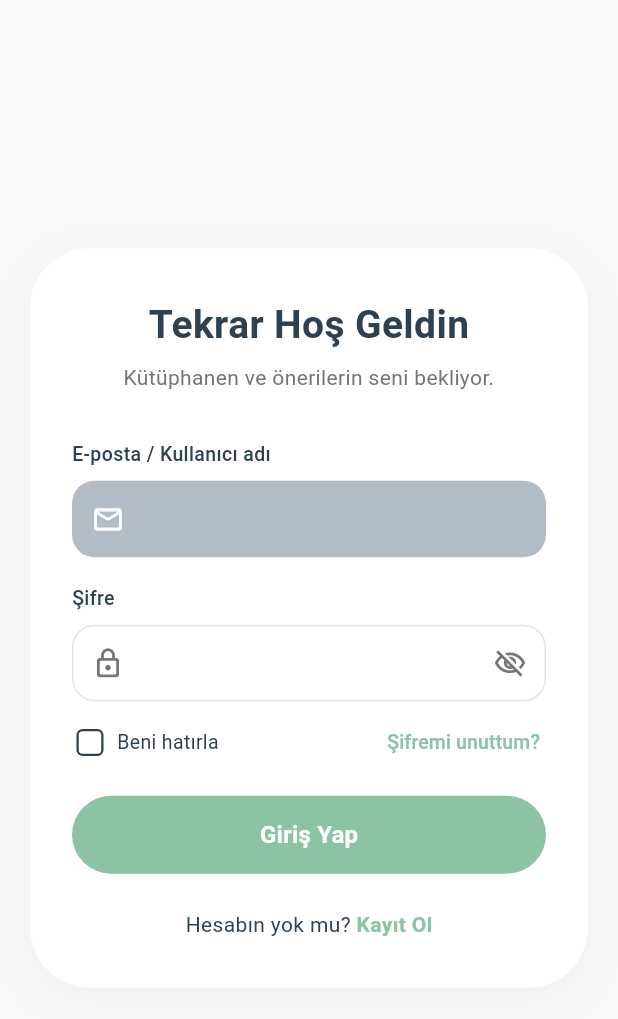
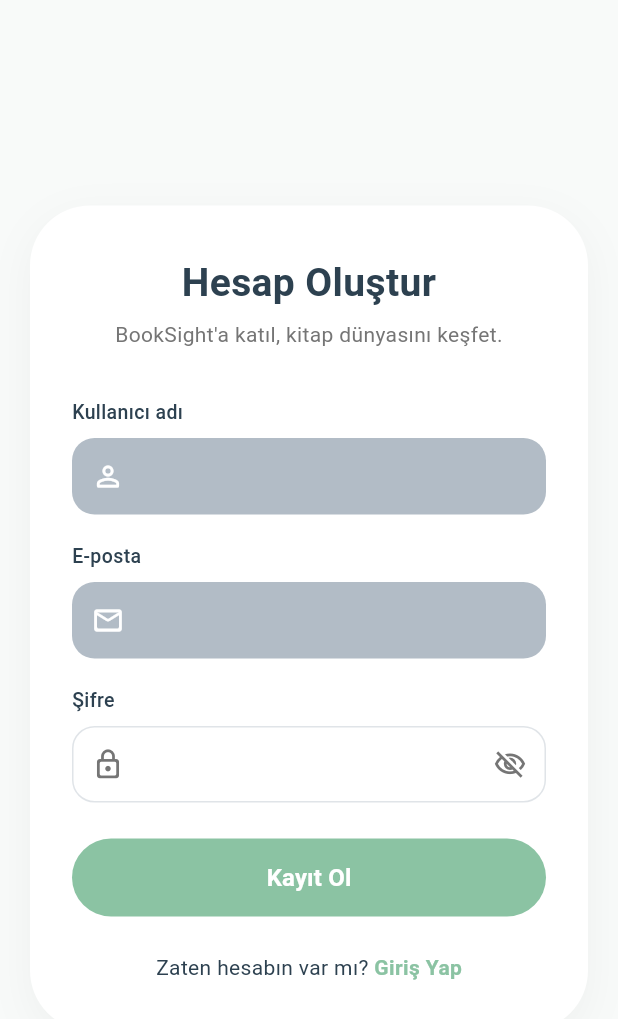
Before and after one commit to sevvalerel/BookSight-Flutter, a Flutter app: the screen it shows after launch, after a tap on "Kayıt Ol", on a phone screen of 412 x 824 dp. Shown: the top 1019 px of the screen. Run offline on Flutter 3.47's test engine with Material 3 defaults, Android fonts, the phone set to English and light mode, and no system bars; our stand-ins replace shared_preferences; network calls fail.

Commit message:
ayıt ekranı eklendi

```diff
--- a/lib/main.dart
+++ b/lib/main.dart
@@ -2,6 +2,7 @@ import 'package:flutter/material.dart';
 
 import 'screens/home_screen.dart';
 import 'screens/login_screen.dart';
+import 'screens/register_screen.dart';
 import 'screens/splash_screen.dart';
 
 import 'screens/book_detail_screen.dart';
@@ -30,6 +31,7 @@ class BookSightApp extends StatelessWidget {
       routes: {
         '/splash': (context) => const SplashScreen(),
         '/login': (context) => const LoginScreen(),
+        '/register': (context) => const RegisterScreen(),
         '/home': (context) => const HomeScreen(),
         '/book-detail': (context) => BookDetailScreen(
           book: ModalRoute.of(context)!.settings.arguments as Book,
--- a/lib/screens/login_screen.dart
+++ b/lib/screens/login_screen.dart
@@ -209,7 +209,7 @@ class _LoginScreenState extends State<LoginScreen> {
                             ),
                           ),
                           GestureDetector(
-                            onTap: () {},
+                            onTap: () => Navigator.pushNamed(context, '/register'),
                             child: const Text(
                               'Kayıt Ol',
                               style: TextStyle(
--- /dev/null
+++ b/lib/screens/register_screen.dart
@@ -0,0 +1,334 @@
+import 'package:flutter/material.dart';
+import '../services/auth_service.dart';
+
+abstract final class _RegisterColors {
+  static const Color background = Color(0xFFF8FAF9);
+  static const Color primaryGreen = Color(0xFF8BC3A3);
+  static const Color darkText = Color(0xFF2D4150);
+  static const Color greyText = Color(0xFF757575);
+  static const Color filledInput = Color(0xFFB2BCC6);
+  static const Color passwordBorder = Color(0xFFE0E4E8);
+}
+
+class RegisterScreen extends StatefulWidget {
+  const RegisterScreen({super.key});
+
+  @override
+  State<RegisterScreen> createState() => _RegisterScreenState();
+}
+
+class _RegisterScreenState extends State<RegisterScreen> {
+  final _authService = AuthService();
+  final _usernameController = TextEditingController();
+  final _emailController = TextEditingController();
+  final _passwordController = TextEditingController();
+  bool _isLoading = false;
+  bool _obscurePassword = true;
+
+  static const double _inputRadius = 15;
+  static const double _cardRadius = 40;
+  static const double _buttonRadius = 28;
+
+  @override
+  void dispose() {
+    _usernameController.dispose();
+    _emailController.dispose();
+    _passwordController.dispose();
+    super.dispose();
+  }
+
+  @override
+  Widget build(BuildContext context) {
+    return Scaffold(
+      backgroundColor: _RegisterColors.background,
+      body: SafeArea(
+        child: Center(
+          child: SingleChildScrollView(
+            padding: const EdgeInsets.symmetric(horizontal: 20, vertical: 24),
+            child: ConstrainedBox(
+              constraints: const BoxConstraints(maxWidth: 440),
+              child: Container(
+                width: double.infinity,
+                decoration: BoxDecoration(
+                  color: Colors.white,
+                  borderRadius: BorderRadius.circular(_cardRadius),
+                  boxShadow: [
+                    BoxShadow(
+                      color: Colors.black.withValues(alpha: 0.04),
+                      blurRadius: 24,
+                      offset: const Offset(0, 8),
+                    ),
+                  ],
+                ),
+                padding: const EdgeInsets.fromLTRB(28, 36, 28, 32),
+                child: Column(
+                  crossAxisAlignment: CrossAxisAlignment.stretch,
+                  children: [
+                    const Text(
+                      'Hesap Oluştur',
+                      textAlign: TextAlign.center,
+                      style: TextStyle(
+                        fontSize: 26,
+                        fontWeight: FontWeight.w700,
+                        color: _RegisterColors.darkText,
+                        height: 1.2,
+                      ),
+                    ),
+                    const SizedBox(height: 10),
+                    const Text(
+                      "BookSight'a katıl, kitap dünyasını keşfet.",
+                      textAlign: TextAlign.center,
+                      style: TextStyle(
+                        fontSize: 14,
+                        fontWeight: FontWeight.w400,
+                        color: _RegisterColors.greyText,
+                        height: 1.35,
+                      ),
+                    ),
+                    const SizedBox(height: 32),
+                    _buildLabel('Kullanıcı adı'),
+                    const SizedBox(height: 8),
+                    _buildUsernameField(),
+                    const SizedBox(height: 18),
+                    _buildLabel('E-posta'),
+                    const SizedBox(height: 8),
+                    _buildEmailField(),
+                    const SizedBox(height: 18),
+                    _buildLabel('Şifre'),
+                    const SizedBox(height: 8),
+                    _buildPasswordField(),
+                    const SizedBox(height: 24),
+                    SizedBox(
+                      height: 52,
+                      width: double.infinity,
+                      child: ElevatedButton(
+                        onPressed: _isLoading ? null : _register,
+                        style: ElevatedButton.styleFrom(
+                          backgroundColor: _RegisterColors.primaryGreen,
+                          foregroundColor: Colors.white,
+                          disabledBackgroundColor:
+                              _RegisterColors.primaryGreen.withValues(alpha: 0.6),
+                          elevation: 0,
+                          shape: RoundedRectangleBorder(
+                            borderRadius: BorderRadius.circular(_buttonRadius),
+                          ),
+                        ),
+                        child: _isLoading
+                            ? const SizedBox(
+                                width: 22,
+                                height: 22,
+                                child: CircularProgressIndicator(
+                                  strokeWidth: 2,
+                                  color: Colors.white,
+                                ),
+                              )
+                            : const Text(
+                                'Kayıt Ol',
+                                style: TextStyle(
+                                  fontWeight: FontWeight.w700,
+                                  fontSize: 16,
+                                ),
+                              ),
+                      ),
+                    ),
+                    const SizedBox(height: 24),
+                    Wrap(
+                      alignment: WrapAlignment.center,
+                      crossAxisAlignment: WrapCrossAlignment.center,
+                      children: [
+                        const Text(
+                          'Zaten hesabın var mı? ',
+                          style: TextStyle(
+                            fontSize: 14,
+                            color: _RegisterColors.darkText,
+                          ),
+                        ),
+                        GestureDetector(
+                          onTap: () => Navigator.pushReplacementNamed(context, '/login'),
+                          child: const Text(
+                            'Giriş Yap',
+                            style: TextStyle(
+                              fontSize: 14,
+                              fontWeight: FontWeight.w600,
+                              color: _RegisterColors.primaryGreen,
+                            ),
+                          ),
+                        ),
+                      ],
+                    ),
+                  ],
+                ),
+              ),
+            ),
+          ),
+        ),
+      ),
+    );
+  }
+
+  Widget _buildLabel(String text) {
+    return Text(
+      text,
+      style: const TextStyle(
+        fontSize: 13,
+        fontWeight: FontWeight.w500,
+        color: _RegisterColors.darkText,
+      ),
+    );
+  }
+
+  Widget _buildUsernameField() {
+    return TextField(
+      controller: _usernameController,
+      autocorrect: false,
+      style: const TextStyle(
+        color: Colors.white,
+        fontSize: 15,
+        fontWeight: FontWeight.w500,
+      ),
+      cursorColor: Colors.white,
+      decoration: InputDecoration(
+        isDense: true,
+        contentPadding: const EdgeInsets.symmetric(horizontal: 4, vertical: 14),
+        prefixIcon: const Icon(
+          Icons.person_outline_rounded,
+          color: Colors.white,
+          size: 22,
+        ),
+        filled: true,
+        fillColor: _RegisterColors.filledInput,
+        border: OutlineInputBorder(
+          borderRadius: BorderRadius.circular(_inputRadius),
+          borderSide: BorderSide.none,
+        ),
+        enabledBorder: OutlineInputBorder(
+          borderRadius: BorderRadius.circular(_inputRadius),
+          borderSide: BorderSide.none,
+        ),
+        focusedBorder: OutlineInputBorder(
+          borderRadius: BorderRadius.circular(_inputRadius),
+          borderSide: const BorderSide(color: Colors.white24, width: 1.5),
+        ),
+      ),
+    );
+  }
+
+  Widget _buildEmailField() {
+    return TextField(
+      controller: _emailController,
+      keyboardType: TextInputType.emailAddress,
+      autocorrect: false,
+      style: const TextStyle(
+        color: Colors.white,
+        fontSize: 15,
+        fontWeight: FontWeight.w500,
+      ),
+      cursorColor: Colors.white,
+      decoration: InputDecoration(
+        isDense: true,
+        contentPadding: const EdgeInsets.symmetric(horizontal: 4, vertical: 14),
+        prefixIcon: const Icon(
+          Icons.mail_outline_rounded,
+          color: Colors.white,
+          size: 22,
+        ),
+        filled: true,
+        fillColor: _RegisterColors.filledInput,
+        border: OutlineInputBorder(
+          borderRadius: BorderRadius.circular(_inputRadius),
+          borderSide: BorderSide.none,
+        ),
+        enabledBorder: OutlineInputBorder(
+          borderRadius: BorderRadius.circular(_inputRadius),
+          borderSide: BorderSide.none,
+        ),
+        focusedBorder: OutlineInputBorder(
+          borderRadius: BorderRadius.circular(_inputRadius),
+          borderSide: const BorderSide(color: Colors.white24, width: 1.5),
+        ),
+      ),
+    );
+  }
+
+  Widget _buildPasswordField() {
+    return TextField(
+      controller: _passwordController,
+      obscureText: _obscurePassword,
+      style: const TextStyle(
+        color: _RegisterColors.darkText,
+        fontSize: 15,
+      ),
+      decoration: InputDecoration(
+        isDense: true,
+        contentPadding: const EdgeInsets.symmetric(horizontal: 4, vertical: 14),
+        prefixIcon: const Icon(
+          Icons.lock_outline_rounded,
+          color: _RegisterColors.greyText,
+          size: 22,
+        ),
+        suffixIcon: IconButton(
+          icon: Icon(
+            _obscurePassword
+                ? Icons.visibility_off_outlined
+                : Icons.visibility_outlined,
+            color: _RegisterColors.greyText,
+            size: 22,
+          ),
+          onPressed: () => setState(() => _obscurePassword = !_obscurePassword),
+        ),
+        filled: true,
+        fillColor: Colors.white,
+        border: OutlineInputBorder(
+          borderRadius: BorderRadius.circular(_inputRadius),
+          borderSide: const BorderSide(color: _RegisterColors.passwordBorder),
+        ),
+        enabledBorder: OutlineInputBorder(
+          borderRadius: BorderRadius.circular(_inputRadius),
+          borderSide: const BorderSide(color: _RegisterColors.passwordBorder),
+        ),
+        focusedBorder: OutlineInputBorder(
+          borderRadius: BorderRadius.circular(_inputRadius),
+          borderSide: const BorderSide(
+            color: _RegisterColors.primaryGreen,
+            width: 1.5,
+          ),
+        ),
+      ),
+    );
+  }
+
+  Future<void> _register() async {
+    final username = _usernameController.text.trim();
+    final email = _emailController.text.trim();
+    final password = _passwordController.text.trim();
+
+    if (username.isEmpty || email.isEmpty || password.isEmpty) {
+      ScaffoldMessenger.of(context).showSnackBar(
+        const SnackBar(content: Text('Tüm alanlar doldurulmalıdır.')),
+      );
+      return;
+    }
+
+    setState(() => _isLoading = true);
+
+    try {
+      await _authService.register(
+        username: username,
+        email: email,
+        password: password,
+      );
+
+      if (mounted) {
+        Navigator.pushReplacementNamed(context, '/home');
+      }
+    } catch (e) {
+      if (mounted) {
+        ScaffoldMessenger.of(context).showSnackBar(
+          SnackBar(content: Text(e.toString().replaceAll('Exception: ', ''))),
+        );
+      }
+    } finally {
+      if (mounted) setState(() => _isLoading = false);
+    }
+  }
+}
--- a/lib/services/auth_service.dart
+++ b/lib/services/auth_service.dart
@@ -37,6 +37,46 @@ class AuthService {
     }
   }
 
+  Future<String> register({
+    required String username,
+    required String email,
+    required String password,
+  }) async {
+    final url = Uri.parse('$_baseUrl/api/auth/register');
+
+    final response = await http.post(
+      url,
+      headers: {'Content-Type': 'application/json'},
+      body: jsonEncode({
+        'username': username,
+        'email': email,
+        'password': password,
+      }),
+    );
+
+    if (response.statusCode == 200 || response.statusCode == 201) {
+      final data = jsonDecode(response.body);
+      final token = data['token'] as String?;
+      if (token == null || token.isEmpty) {
+        throw Exception('Kayıt başarılı fakat token alınamadı.');
+      }
+
+      final prefs = await SharedPreferences.getInstance();
+      await prefs.setString('jwt_token', token);
+      final savedUsername = data['username'] as String? ?? username;
+      await prefs.setString('username', savedUsername);
+      return token;
+    }
+
+    if (response.statusCode == 400) {
+      throw Exception('Kayıt bilgileri geçersiz.');
+    } else if (response.statusCode == 409) {
+      throw Exception('Bu e-posta veya kullanıcı adı zaten kayıtlı.');
+    } else {
+      throw Exception('Kayıt başarısız: ${response.statusCode}');
+    }
+  }
+
   Future<String?> getToken() async {
     final prefs = await SharedPreferences.getInstance();
     return prefs.getString('jwt_token');
@@ -45,6 +85,7 @@ class AuthService {
   Future<void> logout() async {
     final prefs = await SharedPreferences.getInstance();
     await prefs.remove('jwt_token');
+    await prefs.remove('username');
   }
 
   Future<bool> isLoggedIn() async {
```
